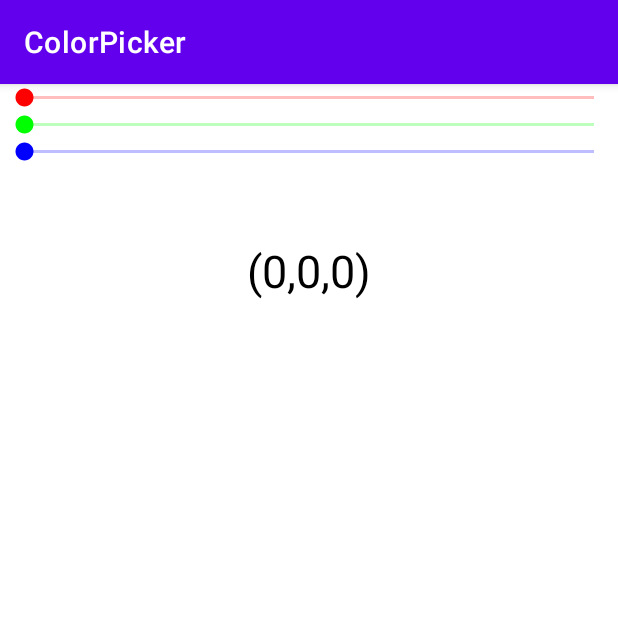
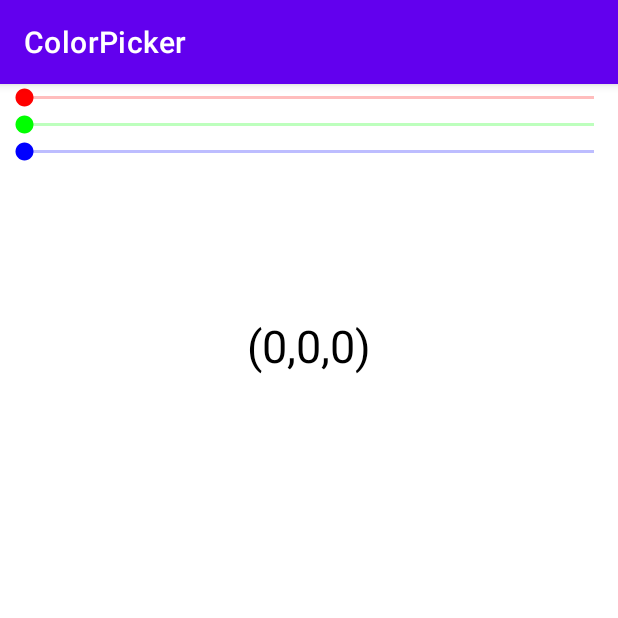
Before and after one commit to szaszabi7/Android_ColorPicker, an Android app: the screen it shows after launch (MainActivity), on a phone screen of 412 x 824 dp, the top half of it. Run offline under Robolectric (Android 15) with nearby library versions, the phone set to English and light mode, and no system bars.

```diff
--- a/app/src/main/java/hu/petrik/MainActivity.kt
+++ b/app/src/main/java/hu/petrik/MainActivity.kt
@@ -2,14 +2,33 @@ package hu.petrik
 
 import androidx.appcompat.app.AppCompatActivity
 import android.os.Bundle
+import android.text.Layout
+import android.widget.RelativeLayout
 import android.widget.SeekBar
 import android.widget.TextView
 
 class MainActivity : AppCompatActivity() {
 
+    lateinit var redSeek : SeekBar
+    lateinit var greenSeek : SeekBar
+    lateinit var blueSeek : SeekBar
+    lateinit var textView: TextView
+    lateinit var layout : RelativeLayout
 
     override fun onCreate(savedInstanceState: Bundle?) {
         super.onCreate(savedInstanceState)
         setContentView(R.layout.activity_main)
+        init()
+
+    }
+
+
+
+    fun init() {
+        redSeek = findViewById(R.id.seek_red)
+        greenSeek = findViewById(R.id.seek_green)
+        blueSeek = findViewById(R.id.seek_blue)
+        textView = findViewById(R.id.text_view)
+        layout = findViewById(R.id.color_layout)
     }
 }
--- a/app/src/main/res/layout/activity_main.xml
+++ b/app/src/main/res/layout/activity_main.xml
@@ -9,7 +9,7 @@
 
 
     <SeekBar
-        android:id="@+id/red"
+        android:id="@+id/seek_red"
         android:layout_width="match_parent"
         android:layout_height="wrap_content"
         android:progressBackgroundTint="#F00"
@@ -20,8 +20,8 @@
     <SeekBar
         android:layout_width="match_parent"
         android:layout_height="wrap_content"
-        android:id="@+id/green"
-        android:layout_below="@+id/red"
+        android:id="@+id/seek_green"
+        android:layout_below="@+id/seek_red"
         android:progressBackgroundTint="#0F0"
         android:progressTint="#0F0"
         android:thumbTint="#0F0"
@@ -30,8 +30,8 @@
     <SeekBar
         android:layout_width="match_parent"
         android:layout_height="wrap_content"
-        android:id="@+id/blue"
-        android:layout_below="@id/green"
+        android:id="@+id/seek_blue"
+        android:layout_below="@id/seek_green"
         android:progressBackgroundTint="#00F"
         android:progressTint="#00F"
         android:thumbTint="#00F"
@@ -40,19 +40,20 @@
     <RelativeLayout
         android:layout_width="match_parent"
         android:layout_height="wrap_content"
-        android:layout_below="@id/blue"
+        android:layout_below="@id/seek_blue"
         android:background="#FFF"
+        android:id="@+id/color_layout"
         >
 
         <TextView
+            android:id="@+id/text_view"
             android:layout_width="wrap_content"
             android:layout_height="wrap_content"
-            android:id="@+id/text_view"
+            android:layout_centerInParent="true"
+            android:layout_margin="100sp"
             android:text="(0,0,0)"
             android:textColor="#000"
-            android:layout_centerInParent="true"
-            android:padding="50sp"
-            android:textSize="30sp"/>
+            android:textSize="30sp" />
 
     </RelativeLayout>
 
```
